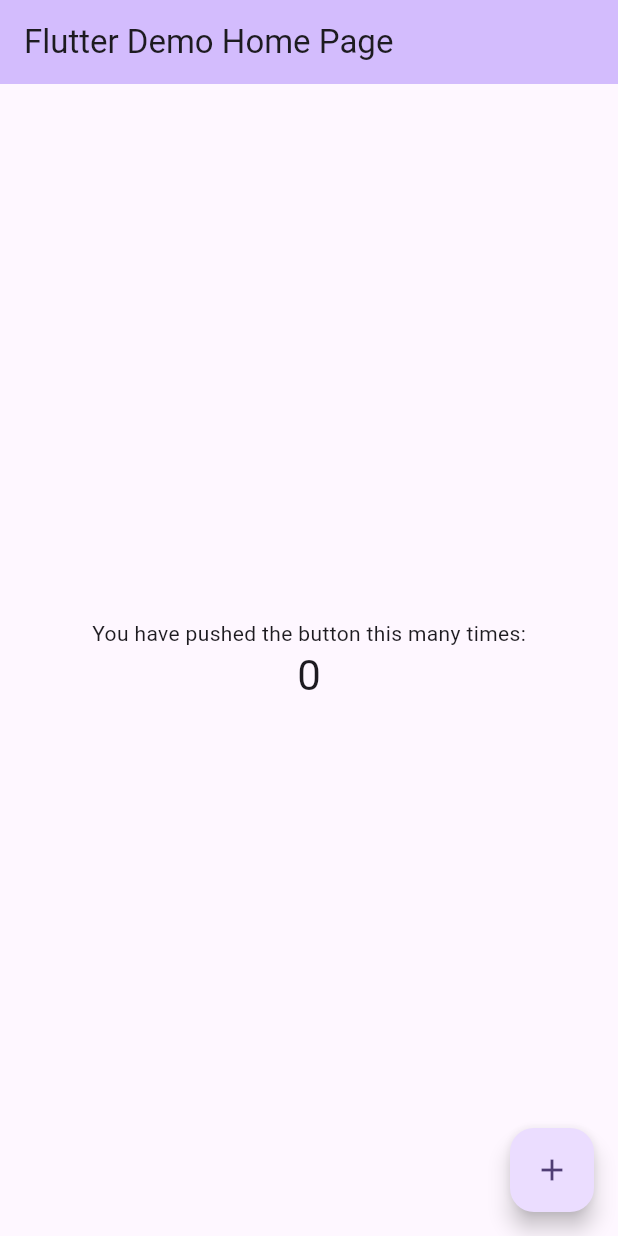
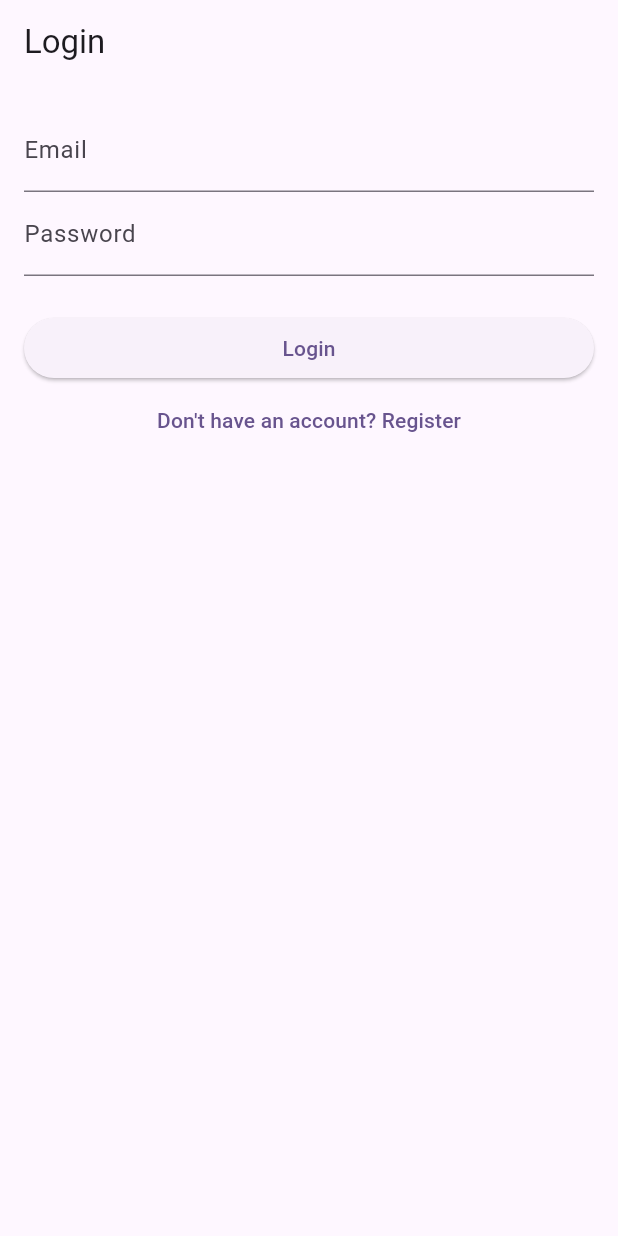
Before and after one commit to CalinMariusAlex/Mobile, a Flutter app: the screen it shows after launch, on a phone screen of 412 x 824 dp. Run offline on Flutter 3.47's test engine with Material 3 defaults, Android fonts, the phone set to English and light mode, and no system bars; our stand-ins replace cloud_firestore, firebase_auth, firebase_core; accounts and stored records are empty.

Commit message:
login/register

```diff
--- /dev/null
+++ b/e_learn/lib/auth_gate.dart
@@ -0,0 +1,29 @@
+import 'package:firebase_auth/firebase_auth.dart';
+import 'package:flutter/material.dart';
+import 'screens/home_page.dart';
+import 'screens/login_page.dart';
+
+class AuthGate extends StatelessWidget {
+  const AuthGate({super.key});
+
+  @override
+  Widget build(BuildContext context) {
+    return StreamBuilder<User?>(
+      stream: FirebaseAuth.instance.authStateChanges(),
+      builder: (context, snapshot) {
+        // Loading
+        if (snapshot.connectionState == ConnectionState.waiting) {
+          return const Scaffold(
+            body: Center(child: CircularProgressIndicator()),
+          );
+        }
+
+        final user = snapshot.data;
+        if (user == null) {
+          return const LoginPage();
+        }
+        return const HomePage();
+      },
+    );
+  }
+}
--- /dev/null
+++ b/e_learn/lib/screens/login_page.dart
@@ -0,0 +1,92 @@
+import 'package:flutter/material.dart';
+import '../services/auth_service.dart';
+import 'register_page.dart';
+
+class LoginPage extends StatefulWidget {
+  const LoginPage({super.key});
+
+  @override
+  State<LoginPage> createState() => _LoginPageState();
+}
+
+class _LoginPageState extends State<LoginPage> {
+  final _auth = AuthService();
+
+  final _emailCtrl = TextEditingController();
+  final _passCtrl = TextEditingController();
+
+  bool _loading = false;
+  String? _error;
+
+  @override
+  void dispose() {
+    _emailCtrl.dispose();
+    _passCtrl.dispose();
+    super.dispose();
+  }
+
+  Future<void> _onLogin() async {
+    setState(() {
+      _loading = true;
+      _error = null;
+    });
+
+    try {
+      await _auth.login(
+        email: _emailCtrl.text.trim(),
+        password: _passCtrl.text,
+      );
+      // No navigation needed! AuthGate will switch to Home automatically.
+    } catch (e) {
+      setState(() => _error = e.toString());
+    } finally {
+      if (mounted) setState(() => _loading = false);
+    }
+  }
+
+  @override
+  Widget build(BuildContext context) {
+    return Scaffold(
+      appBar: AppBar(title: const Text('Login')),
+      body: Padding(
+        padding: const EdgeInsets.all(16),
+        child: Column(
+          children: [
+            TextField(
+              controller: _emailCtrl,
+              keyboardType: TextInputType.emailAddress,
+              decoration: const InputDecoration(labelText: 'Email'),
+            ),
+            TextField(
+              controller: _passCtrl,
+              obscureText: true,
+              decoration: const InputDecoration(labelText: 'Password'),
+            ),
+            const SizedBox(height: 16),
+            if (_error != null)
+              Text(_error!, style: const TextStyle(color: Colors.red)),
+            const SizedBox(height: 8),
+            SizedBox(
+              width: double.infinity,
+              child: ElevatedButton(
+                onPressed: _loading ? null : _onLogin,
+                child: _loading
+                    ? const CircularProgressIndicator()
+                    : const Text('Login'),
+              ),
+            ),
+            TextButton(
+              onPressed: () {
+                Navigator.push(
+                  context,
+                  MaterialPageRoute(builder: (_) => const RegisterPage()),
+                );
+              },
+              child: const Text("Don't have an account? Register"),
+            ),
+          ],
+        ),
+      ),
+    );
+  }
+}
--- /dev/null
+++ b/e_learn/lib/services/auth_service.dart
@@ -0,0 +1,40 @@
+import 'package:cloud_firestore/cloud_firestore.dart';
+import 'package:firebase_auth/firebase_auth.dart';
+
+class AuthService {
+  final _auth = FirebaseAuth.instance;
+  final _db = FirebaseFirestore.instance;
+
+  Future<void> register({
+    required String email,
+    required String password,
+    required String displayName,
+  }) async {
+    final cred = await _auth.createUserWithEmailAndPassword(
+      email: email,
+      password: password,
+    );
+
+    final uid = cred.user!.uid;
+
+    await _db.collection('users').doc(uid).set({
+      'email': email,
+      'displayName': displayName,
+      'photoUrl': null,
+      'role': 'student',
+      'createdAt': FieldValue.serverTimestamp(),
+      'updatedAt': FieldValue.serverTimestamp(),
+    });
+  }
+
+  Future<void> login({
+    required String email,
+    required String password,
+  }) async {
+    await _auth.signInWithEmailAndPassword(email: email, password: password);
+  }
+
+  Future<void> logout() async {
+    await _auth.signOut();
+  }
+}
--- a/e_learn/pubspec.yaml
+++ b/e_learn/pubspec.yaml
@@ -34,6 +34,9 @@ dependencies:
   # The following adds the Cupertino Icons font to your application.
   # Use with the CupertinoIcons class for iOS style icons.
   cupertino_icons: ^1.0.8
+  firebase_auth: ^6.1.4
+  firebase_core: ^4.4.0
+  cloud_firestore: ^6.1.3
 
 dev_dependencies:
   flutter_test:
```
Also changed, not shown: e_learn/lib/main.dart (+47 -2 lines), e_learn/lib/screens/edit_profile_page.dart (added, +104 -0 lines), e_learn/lib/screens/home_page.dart (added, +60 -0 lines), e_learn/lib/screens/my_account_page.dart (added, +69 -0 lines), e_learn/lib/screens/register_page.dart (added, +92 -0 lines), e_learn/lib/services/user_profile_service.dart (added, +31 -0 lines), e_learn/firebase.json (added), e_learn/lib/firebase_options.dart (added), e_learn/pubspec.lock, 6 other files.
